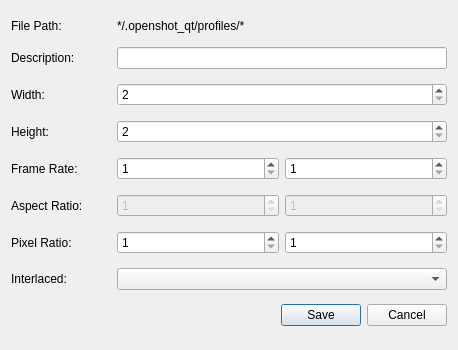
The window that src/windows/ui/profile-edit.ui (Zenvi-pro/zenvi-core) describes before a commit, drawn with Qt 5.
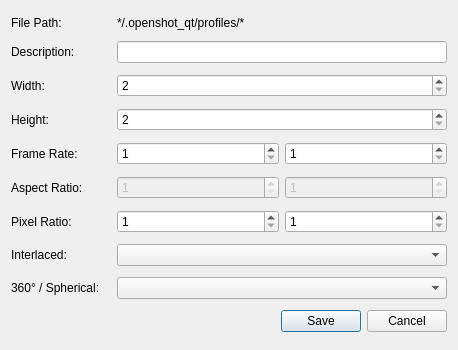
The same window after the commit.

Commit message: Adding 360 column to profile screen, profile editing

What changed in the file:
```diff
--- a/src/windows/ui/profile-edit.ui
+++ b/src/windows/ui/profile-edit.ui
@@ -102,7 +102,7 @@
      </item>
     </layout>
    </item>
-   <item row="10" column="0">
+   <item row="11" column="0">
     <widget class="QDialogButtonBox" name="buttonBox">
      <property name="orientation">
       <enum>Qt::Horizontal</enum>
@@ -235,6 +235,36 @@
      </item>
     </layout>
    </item>
+   <item row="10" column="0">
+    <layout class="QHBoxLayout" name="horizontalLayout_16">
+     <property name="bottomMargin">
+      <number>0</number>
+     </property>
+     <item>
+      <widget class="QLabel" name="lblSpherical">
+       <property name="minimumSize">
+        <size>
+         <width>100</width>
+         <height>0</height>
+        </size>
+       </property>
+       <property name="text">
+        <string>360° / Spherical:</string>
+       </property>
+      </widget>
+     </item>
+     <item>
+      <widget class="QComboBox" name="cboSpherical">
+       <property name="sizePolicy">
+        <sizepolicy hsizetype="Expanding" vsizetype="Fixed">
+         <horstretch>0</horstretch>
+         <verstretch>0</verstretch>
+        </sizepolicy>
+       </property>
+      </widget>
+     </item>
+    </layout>
+   </item>
    <item row="8" column="0">
     <layout class="QHBoxLayout" name="horizontalLayout_13">
      <item>
```
Left out of the diff: 1 changed line with no effect on the pictures. The commit also changes 3 other files.
